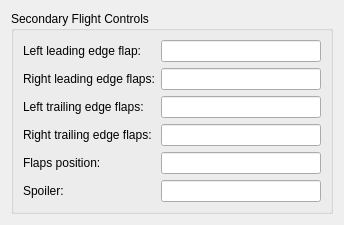
Above: src/UserInterface/src/Widget/SecondaryFlightControlWidget.ui from till213/SkyDolly before the change. Below: the same form after it.
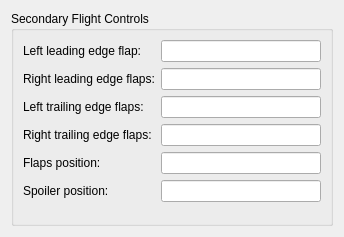
That is the form after the change.

Commit message: Rename label to "Spoiler position"

Diff of the .ui file:
```diff
--- a/src/UserInterface/src/Widget/SecondaryFlightControlWidget.ui
+++ b/src/UserInterface/src/Widget/SecondaryFlightControlWidget.ui
@@ -6,8 +6,8 @@
    <rect>
     <x>0</x>
     <y>0</y>
-    <width>333</width>
-    <height>222</height>
+    <width>342</width>
+    <height>237</height>
    </rect>
   </property>
   <property name="windowTitle">
@@ -128,7 +128,7 @@
         <item row="5" column="0">
          <widget class="QLabel" name="label_37">
           <property name="text">
-           <string>Spoiler:</string>
+           <string>Spoiler position:</string>
           </property>
          </widget>
         </item>
```
The commit also changes 1 other file.
